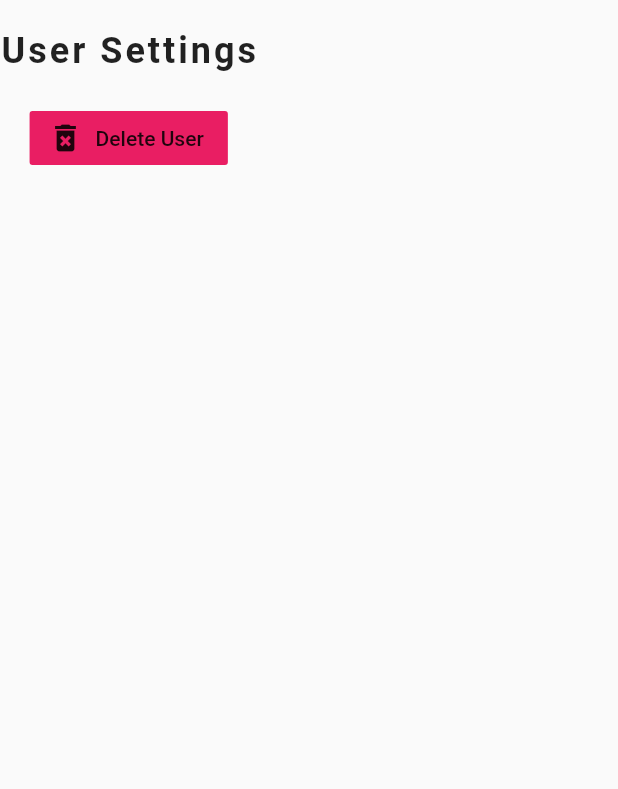
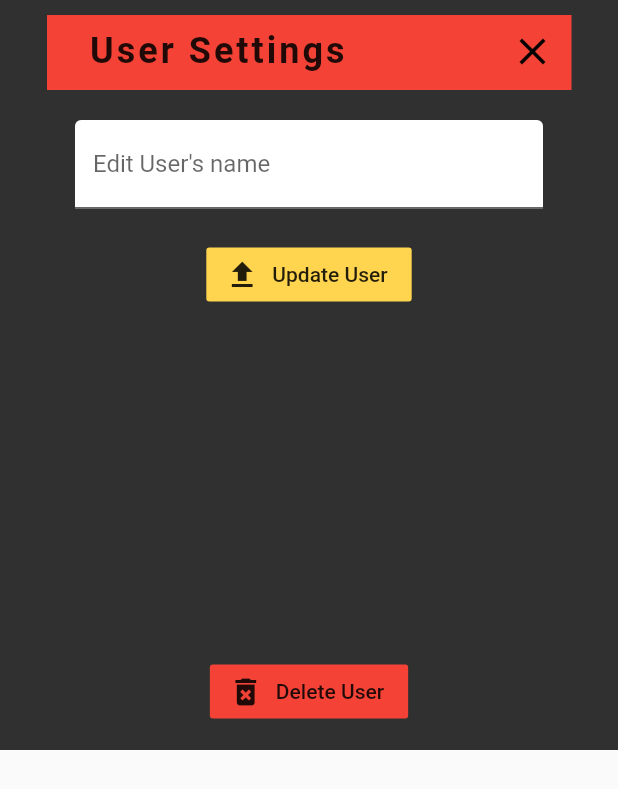
Before and after one commit to Cheyat-Dev/balance_app, a Flutter app: the SettingsForm widget shown alone on an empty page, opened directly, on a phone screen of 412 x 824 dp. Shown: the top 789 px of the screen. Run offline on Flutter 3.47's test engine with Material 2 defaults, Android fonts, the phone set to English and light mode, and no system bars; our stand-ins replace cloud_firestore, firebase_core; accounts and stored records are empty.

Commit message:
Added edit functionality

```diff
--- a/lib/Custom_Widgets/settings_form.dart
+++ b/lib/Custom_Widgets/settings_form.dart
@@ -5,22 +5,46 @@ import 'package:vote_app/Functions/user_form_functions.dart';
 class SettingsForm extends StatefulWidget {
   FirebaseFirestore db = FirebaseFirestore.instance;
   String uid;
+  String userName;
 
-  SettingsForm({this.db, this.uid});
+  SettingsForm({this.db, this.uid, this.userName});
 
   @override
   _SettingsFormState createState() => _SettingsFormState();
 }
 
 class _SettingsFormState extends State<SettingsForm> {
+  final _formKey = GlobalKey<FormState>();
+  String _currentName = '';
+
   @override
   Widget build(BuildContext context) {
     return Container(
-      height: 400,
+      color: Colors.grey[850],
+      height: 500,
+      child: Form(
+        key: _formKey,
         child: Column(
           children: <Widget>[
-          SizedBox(height: 20),
-          Text(
+            SizedBox(height: 10),
+
+            //Topic and cross
+            Padding(
+              padding: const EdgeInsets.symmetric(horizontal: 20),
+              child: Row(
+                mainAxisAlignment: MainAxisAlignment.center,
+                children: <Widget>[
+                  Stack(
+                    children: <Widget>[
+                      Container(
+                        color: Colors.red,
+                        height: 50,
+                        width: 350,
+                      ),
+                      Positioned(
+                        top: 10,
+                        left: 28,
+                        child: Text(
                           'User Settings',
                           style: TextStyle(
                             fontSize: 24,
@@ -28,17 +52,82 @@ class _SettingsFormState extends State<SettingsForm> {
                             letterSpacing: 2,
                           ),
                         ),
+                      ),
+                      Positioned(
+                        left: 280,
+                        child: RawMaterialButton(
+                          onPressed: () {
+                            Navigator.pop(context);
+                          },
+                          child: Icon(
+                            Icons.close,
+                            color: Colors.black,
+                            size: 30,
+                          ),
+                          shape: CircleBorder(),
+                        ),
+                      ),
+                    ],
+                  ),
+                ],
+              ),
+            ),
             SizedBox(height: 20),
+
+            //Name
+            Padding(
+              padding: EdgeInsets.symmetric(horizontal: 50.0),
+              child: TextFormField(
+                initialValue: widget.userName,
+                onChanged: (value) {
+                  _currentName = value.toString();
+                },
+                decoration: const InputDecoration(
+                  labelText: 'Edit User\'s name',
+                  fillColor: Colors.white,
+                  filled: true,
+                ),
+                validator: (value) =>
+                    value.isEmpty ? 'Please enter a  Name' : null,
+              ),
+            ),
+
+            SizedBox(height: 20),
+
+            //Update button
             FlatButton.icon(
-              color: Colors.pink[500],
+              color: Colors.amber[300],
+              icon: Icon(Icons.file_upload),
+              label: Text('Update User'),
+              onPressed: () async {
+                if (_formKey.currentState.validate()) {
+                  print(_currentName);
+                  if (_currentName.isNotEmpty) {
+                    await widget.db
+                        .collection('userNames')
+                        .doc(widget.uid)
+                        .update({
+                      'name': _currentName,
+                    });
+                  }
+                  Navigator.pop(context);
+                }
+              },
+            ),
+            SizedBox(height: 230),
+
+            //Delete button
+            FlatButton.icon(
+                color: Colors.red[500],
                 icon: Icon(Icons.delete_forever),
                 label: Text('Delete User'),
-              onPressed: () {
-                deleteUser(widget.db, widget.uid);
+                onPressed: () async {
+                  await deleteUser(widget.db, widget.uid);
                   Navigator.pop(context);
                 }),
           ],
         ),
+      ),
     );
   }
 }
--- a/lib/Custom_Widgets/user_card.dart
+++ b/lib/Custom_Widgets/user_card.dart
@@ -54,6 +54,7 @@ class _UserCardsState extends State<UserCards> {
                                     return SettingsForm(
                                       db: db,
                                       uid: doc.documentID,
+                                      userName: doc.data()['name'],
                                     );
                                   },
                                 );
@@ -69,7 +70,7 @@ class _UserCardsState extends State<UserCards> {
                             flex: 7,
                             child: Center(
                               child: Text(
-                                '${doc.data()['balance']}\$',
+                                'Rs. ${doc.data()['balance']}',
                                 style: TextStyle(
                                   fontSize: 20,
                                   color: Colors.white,
--- a/lib/Pages/home.dart
+++ b/lib/Pages/home.dart
@@ -17,10 +17,6 @@ class _HomeState extends State<Home> {
         child: Center(
           child: Column(
             children: <Widget>[
-              SizedBox(
-                height: 40,
-              ),
-
               SizedBox(
                 height: 40,
               ),
```
Also changed, not shown: lib/Custom_Widgets/User_form.dart (+37 -7 lines), 1 other file. Lines whose indentation alone changed are shown as unchanged.
